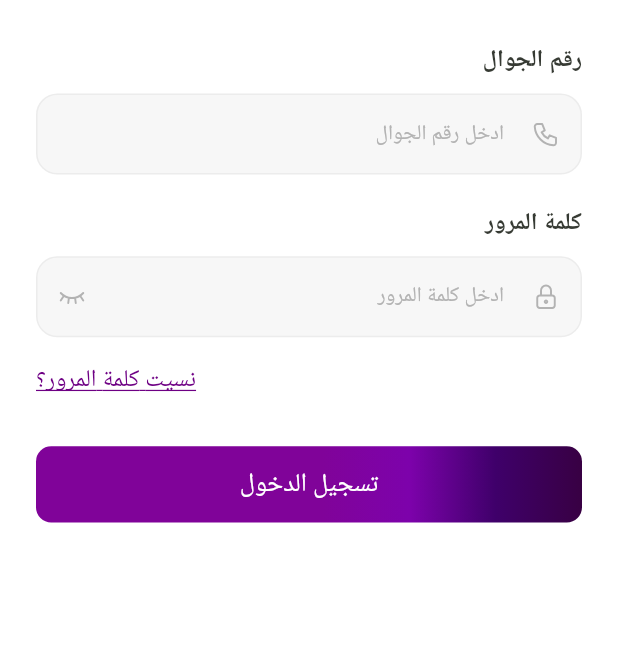
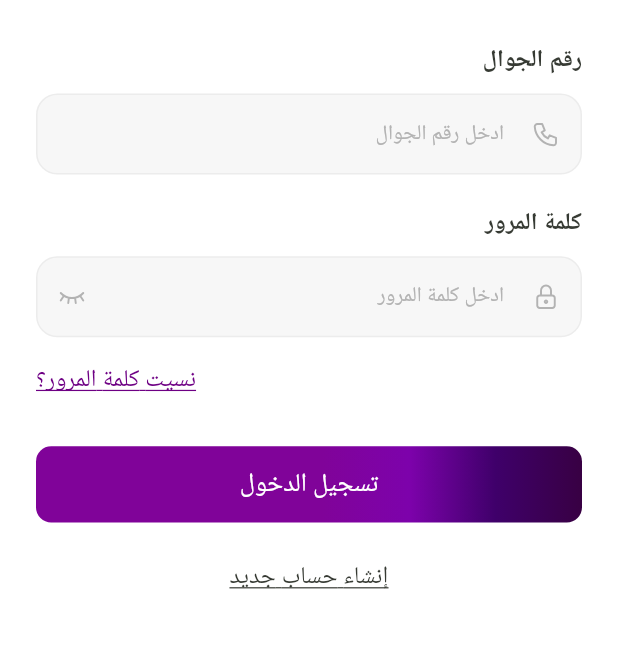
Before and after one commit to salsabilelshiekh2022/Al-alamia, a Flutter app: the screen it shows after launch, on a phone screen of 412 x 824 dp, the part 407-1055 px from its top. Run offline on Flutter 3.47's test engine with Material 3 defaults, Android fonts, the phone set to English and light mode, and no system bars; our stand-ins replace cached_network_image, dartz, dio, easy_localization, firebase_messaging, flutter_bloc and 9 more; missing offline and left inert: requests_inspector; accounts and stored records are empty; Roboto replaces fonts that are missing (Cairo); statements that could not run were skipped.

Commit message:
feat: Add 'Create Account' link to LoginForm for improved user navigation

```diff
--- a/lib/features/auth/presentation/views/widgets/login_form.dart
+++ b/lib/features/auth/presentation/views/widgets/login_form.dart
@@ -40,6 +40,17 @@ class LoginForm extends StatelessWidget {
           ),
           32.verticalSpace,
           MainButton(title: context.login, onTap: () {}),
+          24.verticalSpace,
+          InkWell(
+            onTap: () {},
+            child: Text(
+              context.createAccount,
+              style: context.textStyles.font16RegularSecondaryColor.copyWith(
+                decoration: TextDecoration.underline,
+                decorationColor: context.colors.secondaryColor,
+              ),
+            ),
+          ),
         ],
       ),
     );
```
